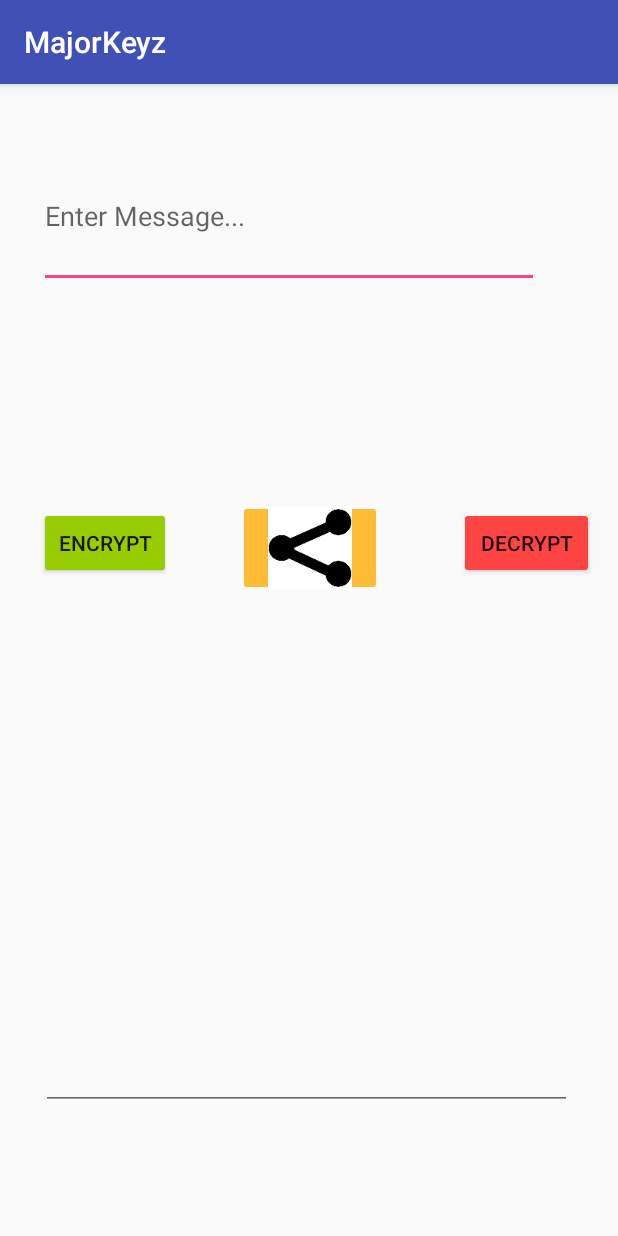
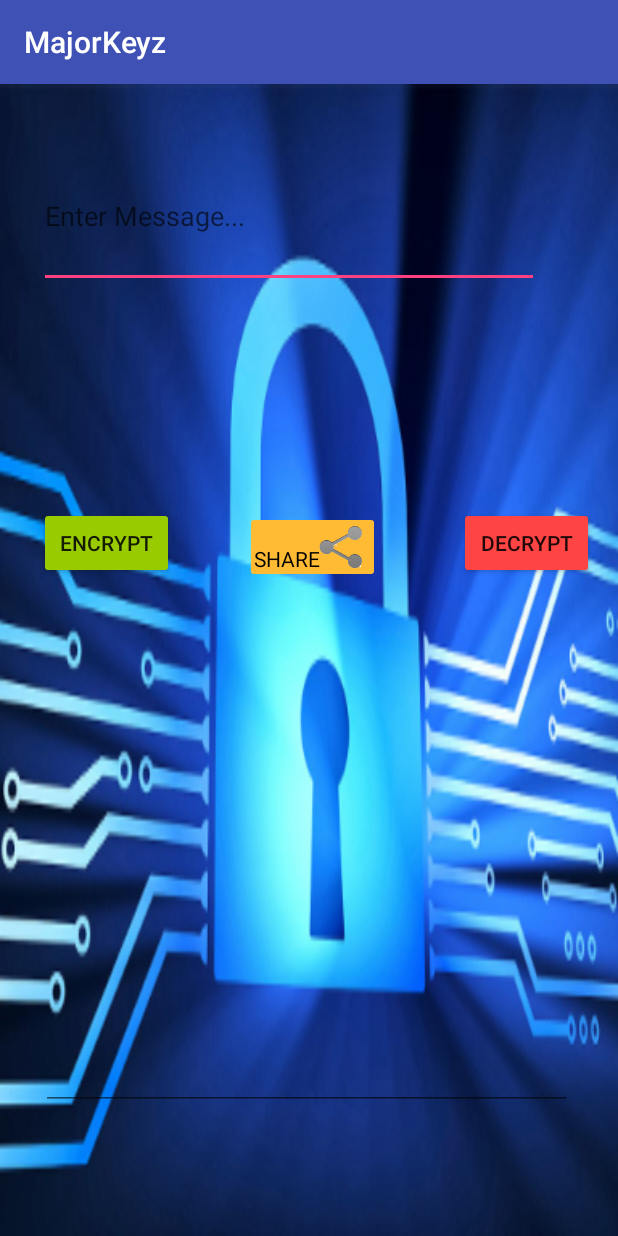
Before and after one commit to Swando97/MajorKeyz, an Android app: the screen it shows after launch (MainActivity), on a phone screen of 412 x 824 dp. Run offline under Robolectric (Android 15) with nearby library versions, the phone set to English and light mode, and no system bars.

Commit message:
Try to make homepage and perhaps landscape layout!

```diff
--- a/app/src/main/AndroidManifest.xml
+++ b/app/src/main/AndroidManifest.xml
@@ -16,6 +16,7 @@
                 <category android:name="android.intent.category.LAUNCHER" />
             </intent-filter>
         </activity>
+        <activity android:name=".Homepage"></activity>
     </application>
 
 </manifest>
--- /dev/null
+++ b/app/src/main/java/com/example/adamswanson/majorkeyz/Homepage.java
@@ -0,0 +1,13 @@
+package com.example.adamswanson.majorkeyz;
+
+import android.support.v7.app.AppCompatActivity;
+import android.os.Bundle;
+
+public class Homepage extends AppCompatActivity {
+
+    @Override
+    protected void onCreate(Bundle savedInstanceState) {
+        super.onCreate(savedInstanceState);
+        setContentView(R.layout.activity_homepage);
+    }
+}
--- a/app/src/main/java/com/example/adamswanson/majorkeyz/MainActivity.java
+++ b/app/src/main/java/com/example/adamswanson/majorkeyz/MainActivity.java
@@ -4,6 +4,7 @@ import android.content.Intent;
 import android.support.v7.app.AppCompatActivity;
 import android.os.Bundle;
 import android.view.View;
+import android.view.WindowManager;
 import android.widget.Button;
 import android.widget.EditText;
 import android.widget.ImageButton;
@@ -16,10 +17,8 @@ public class MainActivity extends AppCompatActivity {
     EditText txt;
     ImageButton bt;
 
-    String display,finalMessage;
+    String display;
     String Newstr;
-
-    int encryptCntr = 0;
 
     public void encrypt(View view) {
         Newstr="";
@@ -210,7 +209,6 @@ public class MainActivity extends AppCompatActivity {
                 }
             }
             txt.setText(Newstr);
-            encryptCntr++;
     }
 
     public void decrypt(View view){
@@ -410,7 +408,16 @@ public class MainActivity extends AppCompatActivity {
         message = (EditText) findViewById(R.id.editTxtMssg);
         txt = (EditText) findViewById(R.id.displayMssg);
         bt = (ImageButton) findViewById(R.id.btnShare);
-        finalMessage = "";
+
+        //Keeps the screen orientation the same for when the softKeyboard appears
+        getWindow().setSoftInputMode(WindowManager.LayoutParams.SOFT_INPUT_ADJUST_PAN);
+
+        //Sets the "Enter Message..." to enable scroll if long messages!
+        message.setHorizontallyScrolling(false);
+
+        //Sets the Encrypted message to fall within the boundary of the scroll view!
+        txt.setHorizontallyScrolling(false);
+        txt.setMaxLines(Integer.MAX_VALUE);
 
         bt.setOnClickListener(new View.OnClickListener() {
             @Override
--- /dev/null
+++ b/app/src/main/res/layout/activity_homepage.xml
@@ -0,0 +1,9 @@
+<?xml version="1.0" encoding="utf-8"?>
+<android.support.constraint.ConstraintLayout xmlns:android="http://schemas.android.com/apk/res/android"
+    xmlns:app="http://schemas.android.com/apk/res-auto"
+    xmlns:tools="http://schemas.android.com/tools"
+    android:layout_width="match_parent"
+    android:layout_height="match_parent"
+    tools:context="com.example.adamswanson.majorkeyz.Homepage">
+
+</android.support.constraint.ConstraintLayout>
--- a/app/src/main/res/layout/activity_main.xml
+++ b/app/src/main/res/layout/activity_main.xml
@@ -2,16 +2,18 @@
 <android.support.constraint.ConstraintLayout xmlns:android="http://schemas.android.com/apk/res/android"
     xmlns:app="http://schemas.android.com/apk/res-auto"
     xmlns:tools="http://schemas.android.com/tools"
+    android:background="@drawable/encryptionculture"
     android:layout_width="match_parent"
     android:layout_height="match_parent"
     tools:context="com.example.adamswanson.majorkeyz.MainActivity">
 
     <Button
         android:id="@+id/btnEncrypt"
-        android:layout_width="wrap_content"
-        android:layout_height="wrap_content"
+        android:layout_width="90dp"
+        android:layout_height="48dp"
         android:layout_marginBottom="8dp"
         android:layout_marginLeft="26dp"
+        android:layout_marginStart="26dp"
         android:layout_marginTop="8dp"
         android:backgroundTint="@android:color/holo_green_light"
         android:onClick="encrypt"
@@ -19,8 +21,7 @@
         app:layout_constraintBottom_toBottomOf="parent"
         app:layout_constraintLeft_toLeftOf="parent"
         app:layout_constraintTop_toTopOf="parent"
-        app:layout_constraintVertical_bias="0.389"
-        android:layout_marginStart="26dp" />
+        app:layout_constraintVertical_bias="0.389" />
 
     <Button
         android:id="@+id/btnDecrypt"
@@ -42,37 +43,42 @@
         android:id="@+id/editTxtMssg"
         android:layout_width="333dp"
         android:layout_height="95dp"
+        android:layout_marginLeft="26dp"
+        android:layout_marginStart="26dp"
         android:ems="10"
         android:hint="Enter Message..."
         android:inputType="textPersonName"
         android:textAlignment="textStart"
+        android:textAppearance="@style/TextAppearance.AppCompat"
+        android:textColor="@android:color/background_light"
         android:textSize="18sp"
+        android:typeface="normal"
         app:layout_constraintBottom_toBottomOf="parent"
         app:layout_constraintLeft_toLeftOf="parent"
         app:layout_constraintTop_toTopOf="parent"
-        app:layout_constraintVertical_bias="0.06"
-        android:layout_marginLeft="26dp"
-        android:layout_marginStart="26dp" />
+        app:layout_constraintVertical_bias="0.06" />
 
     <ImageButton
         android:id="@+id/btnShare"
-        android:layout_width="96dp"
-        android:layout_height="64dp"
-        android:src="@drawable/loadingscreen"
+        android:layout_width="90dp"
+        android:layout_height="48dp"
         android:layout_marginBottom="8dp"
+        android:layout_marginEnd="8dp"
         android:layout_marginLeft="8dp"
         android:layout_marginRight="8dp"
+        android:layout_marginStart="8dp"
         android:layout_marginTop="8dp"
         android:backgroundTint="@android:color/holo_orange_light"
-        android:text="Share"
+        android:scaleType="fitEnd"
+        android:src="@drawable/shareicon"
         app:layout_constraintBottom_toBottomOf="parent"
-        app:layout_constraintHorizontal_bias="0.462"
+        app:layout_constraintHorizontal_bias="0.47"
         app:layout_constraintLeft_toRightOf="@+id/btnEncrypt"
         app:layout_constraintRight_toLeftOf="@+id/btnDecrypt"
         app:layout_constraintTop_toTopOf="parent"
-        app:layout_constraintVertical_bias="0.391"
-        android:layout_marginStart="8dp"
-        android:layout_marginEnd="8dp" />
+        app:layout_constraintVertical_bias="0.393"
+        tools:layout_editor_absoluteX="147dp"
+        tools:layout_editor_absoluteY="189dp" />
 
     <ScrollView
         android:layout_width="374dp"
@@ -103,16 +109,36 @@
                 android:layout_marginRight="8dp"
                 android:layout_marginStart="8dp"
                 android:layout_marginTop="8dp"
+                android:layout_weight="0.89"
                 android:ems="10"
                 android:inputType="textPersonName"
+                android:textColor="@android:color/holo_orange_light"
+                android:textStyle="bold"
                 app:layout_constraintBottom_toBottomOf="parent"
                 app:layout_constraintHorizontal_bias="0.512"
                 app:layout_constraintLeft_toLeftOf="parent"
                 app:layout_constraintRight_toRightOf="parent"
                 app:layout_constraintTop_toTopOf="parent"
-                app:layout_constraintVertical_bias="0.895"
-                android:layout_weight="0.89" />
+                app:layout_constraintVertical_bias="0.895" />
         </LinearLayout>
     </ScrollView>
 
+    <TextView
+        android:id="@+id/textView2"
+        android:layout_width="86dp"
+        android:layout_height="41dp"
+        android:layout_marginBottom="8dp"
+        android:layout_marginLeft="8dp"
+        android:layout_marginRight="8dp"
+        android:layout_marginTop="8dp"
+        android:text="SHARE"
+        android:textAlignment="center"
+        android:textColor="@android:color/background_dark"
+        app:layout_constraintBottom_toBottomOf="parent"
+        app:layout_constraintHorizontal_bias="0.453"
+        app:layout_constraintLeft_toLeftOf="parent"
+        app:layout_constraintRight_toRightOf="parent"
+        app:layout_constraintTop_toTopOf="parent"
+        app:layout_constraintVertical_bias="0.42" />
+
 </android.support.constraint.ConstraintLayout>
```
Also changed, not shown: app/src/main/res/drawable-xxxhdpi/encryptionculture.jpg (added), app/src/main/res/drawable-xxxhdpi/loadingscreen.png (deleted), app/src/main/res/drawable-xxxhdpi/majorkey.png (added), app/src/main/res/drawable-xxxhdpi/shareicon.png (added).
